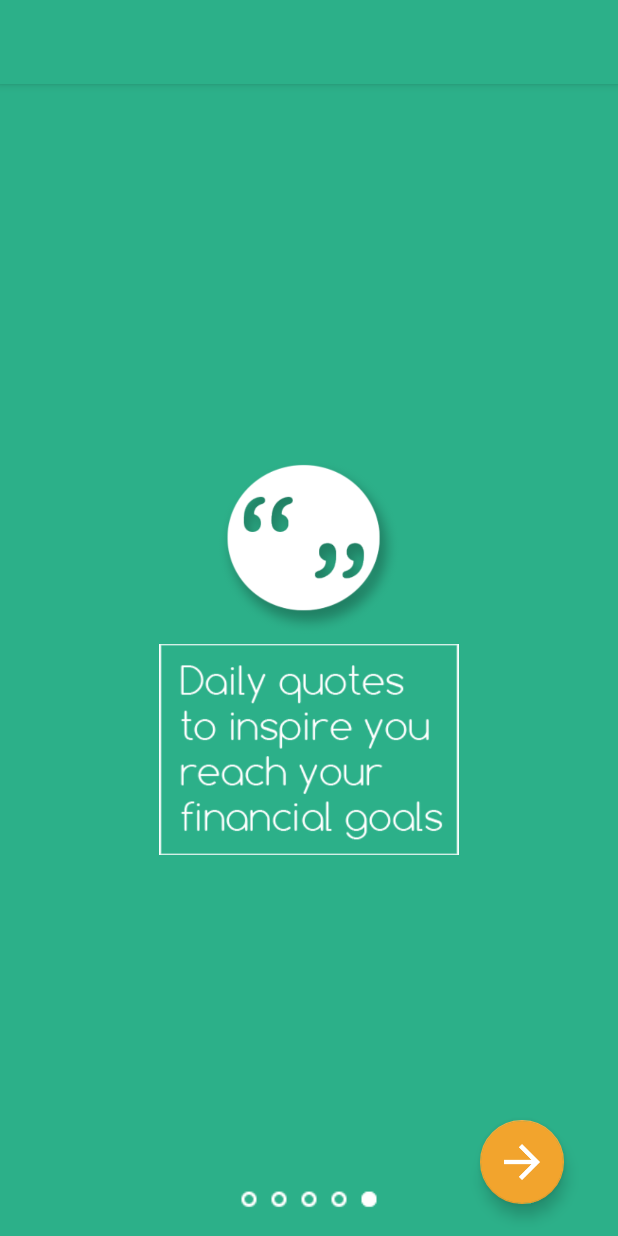
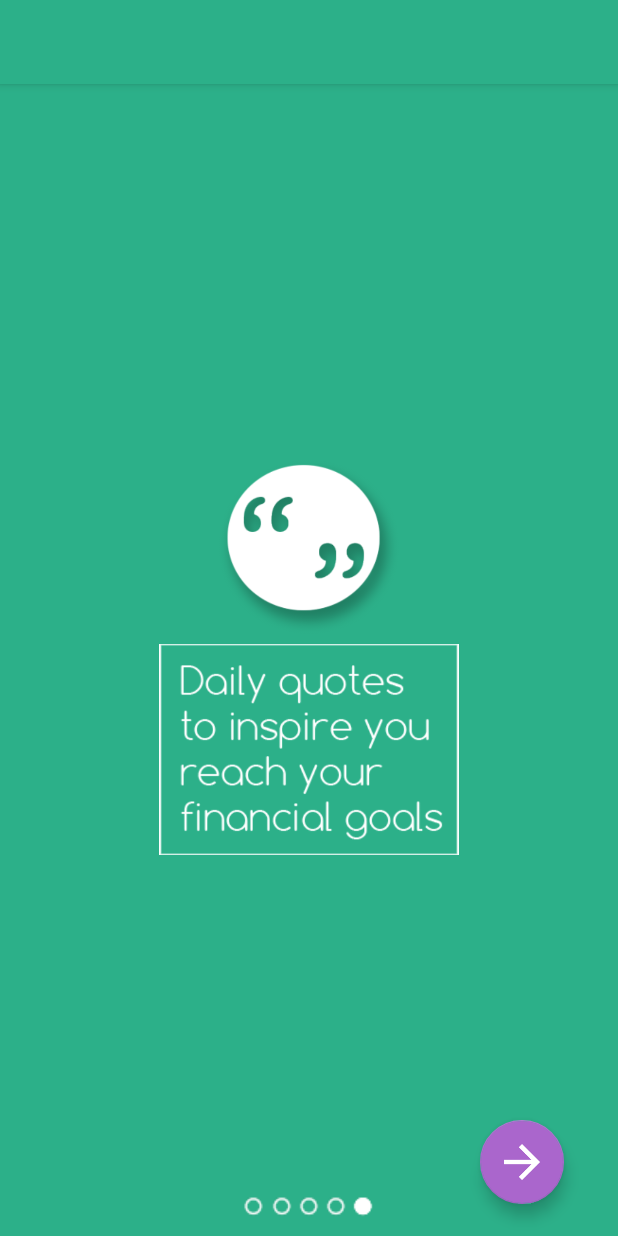
Before and after one commit to X2manda/404-Software-Engineering-, an Android app: the fragment WelcomeQuoteFragment placed in its activity, on a phone screen of 412 x 824 dp. Run offline under Robolectric (Android 15) with nearby library versions, the phone set to English and light mode, and no system bars.

Commit message:
Updated ic_pages<number> icon from pixelated Change color Get Started

```diff
--- a/app/src/main/res/layout/fragment_welcome_quote.xml
+++ b/app/src/main/res/layout/fragment_welcome_quote.xml
@@ -25,7 +25,8 @@
         android:layout_marginEnd="36dp"
         android:layout_marginBottom="10dp"
         android:layout_alignBottom="@+id/imageView7"
-        android:layout_alignParentEnd="true" />
+        android:layout_alignParentEnd="true"
+        app:backgroundTint="@android:color/holo_purple" />
 
     <LinearLayout
         android:gravity="center"
```
Also changed, not shown: app/src/main/res/drawable/ic_page1.png, app/src/main/res/drawable/ic_page2.png, app/src/main/res/drawable/ic_page3.png, app/src/main/res/drawable/ic_page4.png, app/src/main/res/drawable/ic_page5.png.
